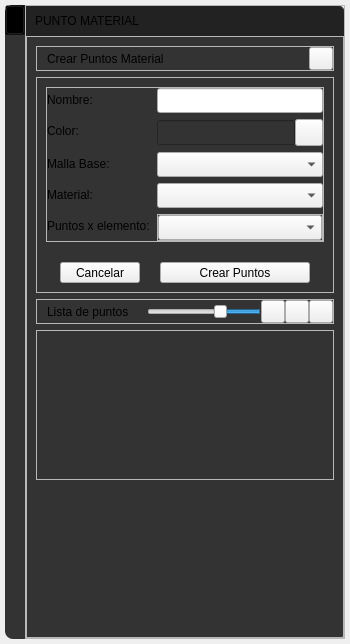
Before: the Qt Designer form app/ui/widget_draw_menu_pointMaterial.ui in edwinar13/MPM-UN, drawn with Qt 5.
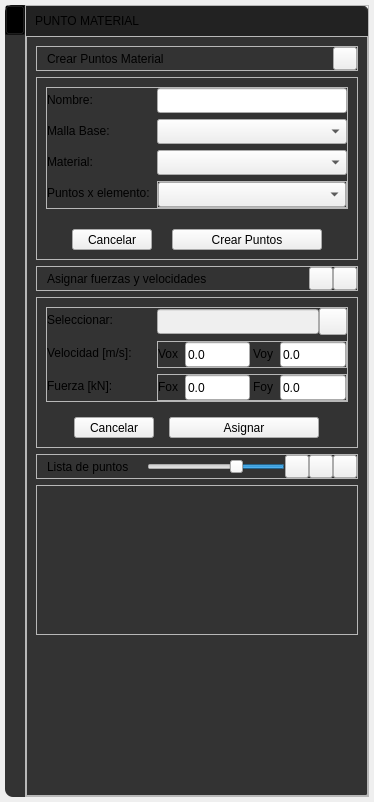
After: the same form once the commit is applied. Icons and pictures are not drawn.

Commit message: v0.10.3 se integró la funcionalidad de aplicar velocidad y fuerza inicial a los puntos, se ajustó tema de colores, tamaños, etiquetas de puntos y mallas, se ajusto los datos guardados para colocar identificadores a todo y no repetir información. Adicional se integra para analizar varios materiales

What changed in the file:
```diff
--- a/app/ui/widget_draw_menu_pointMaterial.ui
+++ b/app/ui/widget_draw_menu_pointMaterial.ui
@@ -7,7 +7,7 @@
     <x>0</x>
     <y>0</y>
     <width>350</width>
-    <height>644</height>
+    <height>802</height>
    </rect>
   </property>
   <property name="sizePolicy">
@@ -979,7 +979,7 @@
                    </widget>
                   </item>
                   <item row="2" column="0">
-                   <widget class="QLabel" name="label_textPointMaterialColor">
+                   <widget class="QLabel" name="label_textPointMaterialBaseMesh">
                     <property name="minimumSize">
                      <size>
                       <width>110</width>
@@ -987,7 +987,7 @@
                      </size>
                     </property>
                     <property name="text">
-                     <string>Color:</string>
+                     <string>Malla Base:</string>
                     </property>
                     <property name="QLabelStyle" stdset="0">
                      <number>3</number>
@@ -995,263 +995,6 @@
                    </widget>
                   </item>
                   <item row="2" column="1">
-                   <layout class="QHBoxLayout" name="horizontalLayout_9">
-                    <property name="spacing">
-                     <number>0</number>
-                    </property>
-                    <item>
-                     <widget class="QLineEdit" name="lineEdit_textPointMaterialColor">
-                      <property name="enabled">
-                       <bool>false</bool>
-                      </property>
-                      <property name="minimumSize">
-                       <size>
-                        <width>120</width>
-                        <height>25</height>
-                       </size>
-                      </property>
-                      <property name="maximumSize">
-                       <size>
-                        <width>16777215</width>
-                        <height>16777215</height>
-                       </size>
-                      </property>
-                      <property name="palette">
-                       <palette>
-                        <active>
-                         <colorrole role="WindowText">
-                          <brush brushstyle="SolidPattern">
-                           <color alpha="255">
-                            <red>221</red>
-                            <green>221</green>
-                            <blue>221</blue>
-                           </color>
-                          </brush>
-                         </colorrole>
-                         <colorrole role="Button">
-                          <brush brushstyle="SolidPattern">
-                           <color alpha="255">
-                            <red>51</red>
-                            <green>51</green>
-                            <blue>51</blue>
-                           </color>
-                          </brush>
-                         </colorrole>
-                         <colorrole role="Text">
-                          <brush brushstyle="SolidPattern">
-                           <color alpha="255">
-                            <red>221</red>
-                            <green>221</green>
-                            <blue>221</blue>
-                           </color>
-                          </brush>
-                         </colorrole>
-                         <colorrole role="ButtonText">
-                          <brush brushstyle="SolidPattern">
-                           <color alpha="255">
-                            <red>221</red>
-                            <green>221</green>
-                            <blue>221</blue>
-                           </color>
-                          </brush>
-                         </colorrole>
-                         <colorrole role="Base">
-                          <brush brushstyle="SolidPattern">
-                           <color alpha="255">
-                            <red>51</red>
-                            <green>51</green>
-                            <blue>51</blue>
-                           </color>
-                          </brush>
-                         </colorrole>
-                         <colorrole role="Window">
-                          <brush brushstyle="SolidPattern">
-                           <color alpha="255">
-                            <red>51</red>
-                            <green>51</green>
-                            <blue>51</blue>
-                           </color>
-                          </brush>
-                         </colorrole>
-                         <colorrole role="PlaceholderText">
-                          <brush brushstyle="SolidPattern">
-                           <color alpha="128">
-                            <red>221</red>
-                            <green>221</green>
-                            <blue>221</blue>
-                           </color>
-                          </brush>
-                         </colorrole>
-                        </active>
-                        <inactive>
-                         <colorrole role="WindowText">
-                          <brush brushstyle="SolidPattern">
-                           <color alpha="255">
-                            <red>221</red>
-                            <green>221</green>
-                            <blue>221</blue>
-                           </color>
-                          </brush>
-                         </colorrole>
-                         <colorrole role="Button">
-                          <brush brushstyle="SolidPattern">
-                           <color alpha="255">
-                            <red>51</red>
-                            <green>51</green>
-                            <blue>51</blue>
-                           </color>
-                          </brush>
-                         </colorrole>
-                         <colorrole role="Text">
-                          <brush brushstyle="SolidPattern">
-                           <color alpha="255">
-                            <red>221</red>
-                            <green>221</green>
-                            <blue>221</blue>
-                           </color>
-                          </brush>
-                         </colorrole>
-                         <colorrole role="ButtonText">
-                          <brush brushstyle="SolidPattern">
-                           <color alpha="255">
-                            <red>221</red>
-                            <green>221</green>
-                            <blue>221</blue>
-                           </color>
-                          </brush>
-                         </colorrole>
-                         <colorrole role="Base">
-                          <brush brushstyle="SolidPattern">
-                           <color alpha="255">
-                            <red>51</red>
-                            <green>51</green>
-                            <blue>51</blue>
-                           </color>
-                          </brush>
-                         </colorrole>
-                         <colorrole role="Window">
-                          <brush brushstyle="SolidPattern">
-                           <color alpha="255">
-                            <red>51</red>
-                            <green>51</green>
-                            <blue>51</blue>
-                           </color>
-                          </brush>
-                         </colorrole>
-                         <colorrole role="PlaceholderText">
-                          <brush brushstyle="SolidPattern">
-                           <color alpha="128">
-                            <red>221</red>
-                            <green>221</green>
-                            <blue>221</blue>
-                           </color>
-                          </brush>
-                         </colorrole>
-                        </inactive>
-                        <disabled>
-                         <colorrole role="WindowText">
-                          <brush brushstyle="SolidPattern">
-                           <color alpha="255">
-                            <red>221</red>
-                            <green>221</green>
-                            <blue>221</blue>
-                           </color>
-                          </brush>
-                         </colorrole>
-                         <colorrole role="Button">
-                          <brush brushstyle="SolidPattern">
-                           <color alpha="255">
-                            <red>51</red>
-                            <green>51</green>
-                            <blue>51</blue>
-                           </color>
-                          </brush>
-                         </colorrole>
-                         <colorrole role="Text">
-                          <brush brushstyle="SolidPattern">
-                           <color alpha="255">
-                            <red>221</red>
-                            <green>221</green>
-                            <blue>221</blue>
-                           </color>
-                          </brush>
-                         </colorrole>
-                         <colorrole role="ButtonText">
-                          <brush brushstyle="SolidPattern">
-                           <color alpha="255">
-                            <red>221</red>
-                            <green>221</green>
-                            <blue>221</blue>
-                           </color>
-                          </brush>
-                         </colorrole>
-                         <colorrole role="Base">
-                          <brush brushstyle="SolidPattern">
-                           <color alpha="255">
-                            <red>51</red>
-                            <green>51</green>
-                            <blue>51</blue>
-                           </color>
-                          </brush>
-                         </colorrole>
-                         <colorrole role="Window">
-                          <brush brushstyle="SolidPattern">
-                           <color alpha="255">
-                            <red>51</red>
-                            <green>51</green>
-                            <blue>51</blue>
-                           </color>
-                          </brush>
-                         </colorrole>
-                         <colorrole role="PlaceholderText">
-                          <brush brushstyle="SolidPattern">
-                           <color alpha="128">
-                            <red>221</red>
-                            <green>221</green>
-                            <blue>221</blue>
-                           </color>
-                          </brush>
-                         </colorrole>
-                        </disabled>
-                       </palette>
-                      </property>
-                      <property name="styleSheet">
-                       <string notr="true"/>
-                      </property>
-                      <property name="text">
-                       <string/>
-                      </property>
-                      <property name="QLineEditStyle" stdset="0">
-                       <number>2</number>
-                      </property>
-                     </widget>
-                    </item>
-                    <item>
-                     <widget class="QToolButton" name="toolButton_PointMaterialColor">
-                      <property name="text">
-                       <string/>
-                      </property>
-                      <property name="icon">
-                       <iconset>
-                        <normaloff>../resources/iconos/iconos_menu_draw_mesh/colo_picker.svg</normaloff>../resources/iconos/iconos_menu_draw_mesh/colo_picker.svg</iconset>
-                      </property>
-                      <property name="iconSize">
-                       <size>
-                        <width>20</width>
-                        <height>20</height>
-                       </size>
-                      </property>
-                      <property name="arrowType">
-                       <enum>Qt::NoArrow</enum>
-                      </property>
-                      <property name="QToolButtonStyle" stdset="0">
-                       <number>1</number>
-                      </property>
-                     </widget>
-                    </item>
-                   </layout>
-                  </item>
-                  <item row="3" column="1">
                    <layout class="QHBoxLayout" name="horizontalLayout_11">
                     <property name="spacing">
                      <number>0</number>
@@ -1274,85 +1017,7 @@
                     </item>
                    </layout>
                   </item>
-                  <item row="5" column="0">
-                   <widget class="QLabel" name="label_textPointMaterialNPoints">
-                    <property name="minimumSize">
-                     <size>
-                      <width>110</width>
-                      <height>0</height>
-                     </size>
-                    </property>
-                    <property name="text">
-                     <string>Puntos x elemento:</string>
-                    </property>
-                    <property name="QLabelStyle" stdset="0">
-                     <number>3</number>
-                    </property>
-                   </widget>
-                  </item>
-                  <item row="5" column="1">
-                   <widget class="QFrame" name="frame">
-                    <property name="sizePolicy">
-                     <sizepolicy hsizetype="Preferred" vsizetype="Preferred">
-                      <horstretch>0</horstretch>
-                      <verstretch>0</verstretch>
-                     </sizepolicy>
-                    </property>
-                    <property name="frameShape">
-                     <enum>QFrame::StyledPanel</enum>
-                    </property>
-                    <property name="frameShadow">
-                     <enum>QFrame::Raised</enum>
-                    </property>
-                    <layout class="QHBoxLayout" name="horizontalLayout_10">
-                     <property name="spacing">
-                      <number>0</number>
-                     </property>
-                     <property name="leftMargin">
-                      <number>0</number>
-                     </property>
-                     <property name="topMargin">
-                      <number>0</number>
-                     </property>
-                     <property name="rightMargin">
-                      <number>0</number>
-                     </property>
-                     <property name="bottomMargin">
-                      <number>0</number>
-                     </property>
-                     <item>
-                      <widget class="QComboBox" name="comboBox_PointMaterialNPoints">
-                       <property name="minimumSize">
-                        <size>
-                         <width>0</width>
-                         <height>25</height>
-                        </size>
-                       </property>
-                       <property name="QComboBoxStyle" stdset="0">
-                        <number>1</number>
-                       </property>
-                      </widget>
-                     </item>
-                    </layout>
-                   </widget>
-                  </item>
                   <item row="3" column="0">
-                   <widget class="QLabel" name="label_textPointMaterialBaseMesh">
-                    <property name="minimumSize">
-                     <size>
-                      <width>110</width>
-                      <height>0</height>
-                     </size>
-                    </property>
-                    <property name="text">
-                     <string>Malla Base:</string>
-                    </property>
-                    <property name="QLabelStyle" stdset="0">
-                     <number>3</number>
-                    </property>
-                   </widget>
-                  </item>
-                  <item row="4" column="0">
                    <widget class="QLabel" name="label_textPointMaterialProperty">
                     <property name="minimumSize">
                      <size>
@@ -1368,7 +1033,7 @@
                     </property>
                    </widget>
                   </item>
-                  <item row="4" column="1">
+                  <item row="3" column="1">
                    <widget class="QComboBox" name="comboBox_PointMaterialProperty">
                     <property name="minimumSize">
                      <size>
@@ -1384,6 +1049,68 @@
                     </property>
                    </widget>
                   </item>
+                  <item row="4" column="0">
+                   <widget class="QLabel" name="label_textPointMaterialNPoints">
+                    <property name="minimumSize">
+                     <size>
+                      <width>110</width>
+                      <height>0</height>
+                     </size>
+                    </property>
+                    <property name="text">
+                     <string>Puntos x elemento:</string>
+                    </property>
+                    <property name="QLabelStyle" stdset="0">
+                     <number>3</number>
+                    </property>
+                   </widget>
+                  </item>
+                  <item row="4" column="1">
+                   <widget class="QFrame" name="frame">
+                    <property name="sizePolicy">
+                     <sizepolicy hsizetype="Preferred" vsizetype="Preferred">
+                      <horstretch>0</horstretch>
+                      <verstretch>0</verstretch>
+                     </sizepolicy>
+                    </property>
+                    <property name="frameShape">
+                     <enum>QFrame::StyledPanel</enum>
+                    </property>
+                    <property name="frameShadow">
+                     <enum>QFrame::Raised</enum>
+                    </property>
+                    <layout class="QHBoxLayout" name="horizontalLayout_10">
+                     <property name="spacing">
+                      <number>0</number>
+                     </property>
+                     <property name="leftMargin">
+                      <number>0</number>
+                     </property>
+                     <property name="topMargin">
+                      <number>0</number>
+                     </property>
+                     <property name="rightMargin">
+                      <number>0</number>
+                     </property>
+                     <property name="bottomMargin">
+                      <number>0</number>
+                     </property>
+                     <item>
+                      <widget class="QComboBox" name="comboBox_PointMaterialNPoints">
+                       <property name="minimumSize">
+                        <size>
+                         <width>0</width>
+                         <height>25</height>
+                        </size>
+                       </property>
+                       <property name="QComboBoxStyle" stdset="0">
+                        <number>1</number>
+                       </property>
+                      </widget>
+                     </item>
+                    </layout>
+                   </widget>
+                  </item>
                  </layout>
                 </widget>
                </item>
@@ -1470,6 +1197,511 @@
               </layout>
              </widget>
             </item>
+            <item>
+             <widget class="QFrame" name="frame_PointMaterialSubTitle3">
+              <property name="frameShape">
+               <enum>QFrame::StyledPanel</enum>
+              </property>
+              <property name="frameShadow">
+               <enum>QFrame::Raised</enum>
+              </property>
+              <property name="QFrameSubTitleStyle" stdset="0">
+               <number>1</number>
+              </property>
+              <layout class="QHBoxLayout" name="horizontalLayout_4">
+               <property name="spacing">
+                <number>0</number>
+               </property>
+               <property name="leftMargin">
+                <number>10</number>
+               </property>
+               <property name="topMargin">
+                <number>0</number>
+               </property>
+               <property name="rightMargin">
+                <number>0</number>
+               </property>
+               <property name="bottomMargin">
+                <number>0</number>
+               </property>
+               <item>
+                <widget class="QLabel" name="label_cardPointMaterialSubTitle3">
+                 <property name="minimumSize">
+                  <size>
+                   <width>262</width>
+                   <height>0</height>
+                  </size>
+                 </property>
+                 <property name="text">
+                  <string>Asignar fuerzas y velocidades</string>
+                 </property>
+                 <property name="QLabelStyle" stdset="0">
+                  <number>2</number>
+                 </property>
+                </widget>
+               </item>
+               <item>
+                <widget class="QToolButton" name="toolButton_showHideLabelVector">
+                 <property name="text">
+                  <string/>
+                 </property>
+                 <property name="icon">
+                  <iconset>
+                   <normaloff>../resources/iconos/iconos_menu_draw_mesh/label_not.svg</normaloff>../resources/iconos/iconos_menu_draw_mesh/label_not.svg</iconset>
+                 </property>
+                 <property name="arrowType">
+                  <enum>Qt::NoArrow</enum>
+                 </property>
+                 <property name="QToolButtonSubTitleStyle" stdset="0">
+                  <number>1</number>
+                 </property>
+                </widget>
+               </item>
+               <item>
+                <widget class="QToolButton" name="toolButton_cardPointMaterialSubTitle3">
+                 <property name="text">
+                  <string/>
+                 </property>
+                 <property name="icon">
+                  <iconset>
+                   <normaloff>../resources/iconos/iconos_menu_draw_data/minimize.svg</normaloff>../resources/iconos/iconos_menu_draw_data/minimize.svg</iconset>
+                 </property>
+                 <property name="arrowType">
+                  <enum>Qt::NoArrow</enum>
+                 </property>
+                 <property name="QToolButtonSubTitleStyle" stdset="0">
+                  <number>1</number>
+                 </property>
+                </widget>
+               </item>
+              </layout>
+             </widget>
+            </item>
+            <item>
+             <widget class="QFrame" name="frame_materialPoint4">
+              <property name="sizePolicy">
+               <sizepolicy hsizetype="Preferred" vsizetype="Preferred">
+                <horstretch>0</horstretch>
+                <verstretch>0</verstretch>
+               </sizepolicy>
+              </property>
+              <property name="frameShape">
+               <enum>QFrame::StyledPanel</enum>
+              </property>
+              <property name="frameShadow">
+               <enum>QFrame::Raised</enum>
+              </property>
+              <layout class="QVBoxLayout" name="verticalLayout_7">
+               <property name="spacing">
+                <number>15</number>
+               </property>
+               <item>
+                <widget class="QFrame" name="frame_4">
+                 <property name="styleSheet">
+                  <string notr="true"/>
+                 </property>
+                 <property name="frameShape">
+                  <enum>QFrame::StyledPanel</enum>
+                 </property>
+                 <property name="frameShadow">
+                  <enum>QFrame::Raised</enum>
+                 </property>
+                 <layout class="QFormLayout" name="formLayout_4">
+                  <property name="horizontalSpacing">
+                   <number>0</number>
+                  </property>
+                  <property name="verticalSpacing">
+                   <number>6</number>
+                  </property>
+                  <property name="leftMargin">
+                   <number>0</number>
+                  </property>
+                  <property name="topMargin">
+                   <number>0</number>
+                  </property>
+                  <property name="rightMargin">
+                   <number>0</number>
+                  </property>
+                  <property name="bottomMargin">
+                   <number>0</number>
+                  </property>
+                  <item row="0" column="0">
+                   <widget class="QLabel" name="label_textPM4">
+                    <property name="minimumSize">
+                     <size>
+                      <width>110</width>
+                      <height>0</height>
+                     </size>
+                    </property>
+                    <property name="text">
+                     <string>Seleccionar:</string>
+                    </property>
+                    <property name="QLabelStyle" stdset="0">
+                     <number>3</number>
+                    </property>
+                   </widget>
+                  </item>
+                  <item row="0" column="1">
+                   <layout class="QHBoxLayout" name="horizontalLayout_15">
+                    <property name="spacing">
+                     <number>0</number>
+                    </property>
+                    <item>
+                     <widget class="QLineEdit" name="lineEdit_textMPSelected">
+                      <property name="enabled">
+                       <bool>false</bool>
+                      </property>
+                      <property name="minimumSize">
+                       <size>
+                        <width>120</width>
+                        <height>25</height>
+                       </size>
+                      </property>
+                      <property name="maximumSize">
+                       <size>
+                        <width>16777215</width>
+                        <height>16777215</height>
+                       </size>
+                      </property>
+                      <property name="text">
+                       <string/>
+                      </property>
+                      <property name="QLineEditStyle" stdset="0">
+                       <number>2</number>
+                      </property>
+                     </widget>
+                    </item>
+                    <item>
+                     <widget class="QToolButton" name="toolButton_btnMPDrawSelected">
+                      <property name="text">
+                       <string/>
+                      </property>
+                      <property name="icon">
+                       <iconset>
+                        <normaloff>../resources/iconos/iconos_menu_draw_mesh/select.svg</normaloff>../resources/iconos/iconos_menu_draw_mesh/select.svg</iconset>
+                      </property>
+                      <property name="iconSize">
+                       <size>
+                        <width>20</width>
+                        <height>20</height>
+                       </size>
+                      </property>
+                      <property name="arrowType">
+                       <enum>Qt::NoArrow</enum>
+                      </property>
+                      <property name="QToolButtonStyle" stdset="0">
+                       <number>1</number>
+                      </property>
+                     </widget>
+                    </item>
+                   </layout>
+                  </item>
+                  <item row="1" column="0">
+                   <widget class="QLabel" name="label_textPM3">
+                    <property name="minimumSize">
+                     <size>
+                      <width>90</width>
+                      <height>0</height>
+                     </size>
+                    </property>
+                    <property name="text">
+                     <string>Velocidad [m/s]:</string>
+                    </property>
+                    <property name="QLabelStyle" stdset="0">
+                     <number>3</number>
+                    </property>
+                   </widget>
+                  </item>
+                  <item row="1" column="1">
+                   <widget class="QFrame" name="frame_8">
+                    <property name="sizePolicy">
+                     <sizepolicy hsizetype="Preferred" vsizetype="Preferred">
+                      <horstretch>0</horstretch>
+                      <verstretch>0</verstretch>
+                     </sizepolicy>
+                    </property>
+                    <property name="frameShape">
+                     <enum>QFrame::StyledPanel</enum>
+                    </property>
+                    <property name="frameShadow">
+                     <enum>QFrame::Raised</enum>
+                    </property>
+                    <layout class="QHBoxLayout" name="horizontalLayout_22">
+                     <property name="spacing">
+                      <number>3</number>
+                     </property>
+                     <property name="leftMargin">
+                      <number>0</number>
+                     </property>
+                     <property name="topMargin">
+                      <number>0</number>
+                     </property>
+                     <property name="rightMargin">
+                      <number>0</number>
+                     </property>
+                     <property name="bottomMargin">
+                      <number>0</number>
+                     </property>
+                     <item>
+                      <widget class="QLabel" name="label_textPM_Velx">
+                       <property name="minimumSize">
+                        <size>
+                         <width>0</width>
+                         <height>0</height>
+                        </size>
+                       </property>
+                       <property name="text">
+                        <string>&lt;html&gt;&lt;head/&gt;&lt;body&gt;&lt;p&gt;Vox &lt;/p&gt;&lt;/body&gt;&lt;/html&gt;</string>
+                       </property>
+                       <property name="QLabelStyle" stdset="0">
+                        <number>3</number>
+                       </property>
+                      </widget>
+                     </item>
+                     <item>
+                      <widget class="QLineEdit" name="lineEdit_textPM_Velx">
+                       <property name="minimumSize">
+                        <size>
+                         <width>50</width>
+                         <height>25</height>
+                        </size>
+                       </property>
+                       <property name="text">
+                        <string>0.0</string>
+                       </property>
+                       <property name="QLineEditStyle" stdset="0">
+                        <number>1</number>
+                       </property>
+                      </widget>
+                     </item>
+                     <item>
+                      <widget class="QLabel" name="label_textPM_Vely">
+                       <property name="minimumSize">
+                        <size>
+                         <width>0</width>
+                         <height>0</height>
+                        </size>
+                       </property>
+                       <property name="text">
+                        <string>&lt;html&gt;&lt;head/&gt;&lt;body&gt;&lt;p&gt; Voy &lt;/p&gt;&lt;/body&gt;&lt;/html&gt;</string>
+                       </property>
+                       <property name="QLabelStyle" stdset="0">
+                        <number>3</number>
+                       </property>
+                      </widget>
+                     </item>
+                     <item>
+                      <widget class="QLineEdit" name="lineEdit_textPM_Vely">
+                       <property name="minimumSize">
+                        <size>
+                         <width>50</width>
+                         <height>25</height>
+                        </size>
+                       </property>
+                       <property name="text">
+                        <string>0.0</string>
+                       </property>
+                       <property name="QLineEditStyle" stdset="0">
+                        <number>1</number>
+                       </property>
+                      </widget>
+                     </item>
+                    </layout>
+                   </widget>
+                  </item>
+                  <item row="2" column="0">
+                   <widget class="QLabel" name="label_textPM2">
+                    <property name="minimumSize">
+                     <size>
+                      <width>65</width>
+                      <height>0</height>
+                     </size>
+                    </property>
+                    <property name="text">
+                     <string>Fuerza [kN]:</string>
+                    </property>
+                    <property name="QLabelStyle" stdset="0">
+                     <number>3</number>
+                    </property>
+                   </widget>
+                  </item>
+                  <item row="2" column="1">
+                   <widget class="QFrame" name="frame_9">
+                    <property name="sizePolicy">
+                     <sizepolicy hsizetype="Preferred" vsizetype="Preferred">
+                      <horstretch>0</horstretch>
+                      <verstretch>0</verstretch>
+                     </sizepolicy>
+                    </property>
+                    <property name="frameShape">
+                     <enum>QFrame::StyledPanel</enum>
+                    </property>
+                    <property name="frameShadow">
+                     <enum>QFrame::Raised</enum>
+                    </property>
+                    <layout class="QHBoxLayout" name="horizontalLayout_23">
+                     <property name="spacing">
+                      <number>3</number>
+                     </property>
+                     <property name="leftMargin">
+                      <number>0</number>
+                     </property>
+                     <property name="topMargin">
+                      <number>0</number>
+                     </property>
+                     <property name="rightMargin">
+                      <number>0</number>
+                     </property>
+                     <property name="bottomMargin">
+                      <number>0</number>
+                     </property>
+                     <item>
+                      <widget class="QLabel" name="label_textPM_Felx">
+                       <property name="minimumSize">
+                        <size>
+                         <width>0</width>
+                         <height>0</height>
+                        </size>
+                       </property>
+                       <property name="text">
+                        <string>&lt;html&gt;&lt;head/&gt;&lt;body&gt;&lt;p&gt;Fox &lt;/p&gt;&lt;/body&gt;&lt;/html&gt;</string>
+                       </property>
+                       <property name="QLabelStyle" stdset="0">
+                        <number>3</number>
+                       </property>
+                      </widget>
+                     </item>
+                     <item>
+                      <widget class="QLineEdit" name="lineEdit_textPM_Felx">
+                       <property name="minimumSize">
+                        <size>
+                         <width>50</width>
+                         <height>25</height>
+                        </size>
+                       </property>
+                       <property name="text">
+                        <string>0.0</string>
+                       </property>
+                       <property name="QLineEditStyle" stdset="0">
+                        <number>1</number>
+                       </property>
+                      </widget>
+                     </item>
+                     <item>
+                      <widget class="QLabel" name="label_textPM_Pely">
+                       <property name="minimumSize">
+                        <size>
+                         <width>0</width>
+                         <height>0</height>
+                        </size>
+                       </property>
+                       <property name="text">
+                        <string>&lt;html&gt;&lt;head/&gt;&lt;body&gt;&lt;p&gt;Foy &lt;/p&gt;&lt;/body&gt;&lt;/html&gt;</string>
+                       </property>
+                       <property name="QLabelStyle" stdset="0">
+                        <number>3</number>
+                       </property>
+                      </widget>
+                     </item>
+                     <item>
+                      <widget class="QLineEdit" name="lineEdit_textPM_Fely">
+                       <property name="minimumSize">
+                        <size>
+                         <width>50</width>
+                         <height>25</height>
+                        </size>
+                       </property>
+                       <property name="text">
+                        <string>0.0</string>
+                       </property>
+                       <property name="QLineEditStyle" stdset="0">
+                        <number>1</number>
+                       </property>
+                      </widget>
+                     </item>
+                    </layout>
+                   </widget>
+                  </item>
+                 </layout>
+                </widget>
+               </item>
+               <item>
+                <layout class="QHBoxLayout" name="horizontalLayout_16">
+                 <item>
+                  <spacer name="horizontalSpacer_5">
+                   <property name="orientation">
+                    <enum>Qt::Horizontal</enum>
+                   </property>
+                   <property name="sizeHint" stdset="0">
+                    <size>
+                     <width>40</width>
+                     <height>20</height>
+                    </size>
+                   </property>
+                  </spacer>
+                 </item>
+                 <item>
+                  <widget class="QToolButton" name="toolButton_PointMaterialCancel_2">
+                   <property name="minimumSize">
+                    <size>
+                     <width>80</width>
+                     <height>0</height>
+                    </size>
+                   </property>
+                   <property name="maximumSize">
+                    <size>
+                     <width>150</width>
+                     <height>16777215</height>
+                    </size>
+                   </property>
+                   <property name="text">
+                    <string>Cancelar</string>
+                   </property>
+                   <property name="QToolButtonStyle" stdset="0">
+                    <number>3</number>
+                   </property>
+                  </widget>
+                 </item>
+                 <item>
+                  <widget class="QToolButton" name="toolButton_PointMaterialAssing">
+                   <property name="minimumSize">
+                    <size>
+                     <width>150</width>
+                     <height>0</height>
+                    </size>
+                   </property>
+                   <property name="maximumSize">
+                    <size>
+                     <width>150</width>
+                     <height>16777215</height>
+                    </size>
+                   </property>
+                   <property name="text">
+                    <string>Asignar</string>
+                   </property>
+                   <property name="QToolButtonStyle" stdset="0">
+                    <number>2</number>
+                   </property>
+                  </widget>
+                 </item>
+                 <item>
+                  <spacer name="horizontalSpacer_6">
+                   <property name="orientation">
+                    <enum>Qt::Horizontal</enum>
+                   </property>
+                   <property name="sizeHint" stdset="0">
+                    <size>
+                     <width>40</width>
+                     <height>20</height>
+                    </size>
+                   </property>
+                  </spacer>
+                 </item>
+                </layout>
+               </item>
+              </layout>
+             </widget>
+            </item>
             <item>
              <widget class="QFrame" name="frame_PointMaterialSubTitle2">
               <property name="frameShape">
```
Left out of the diff: 19 changed lines with no effect on the pictures. The commit also changes 75 other files.
